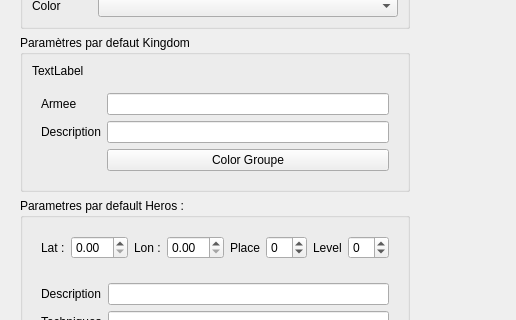
The window that python_modules/main_view/dialog_import_kingdom.ui (cyril711/git-MythicWar) describes before a commit, drawn with Qt 5; both pictures show x 0 to 516 and y 213 to 533 of the 516 by 662 pixel window.
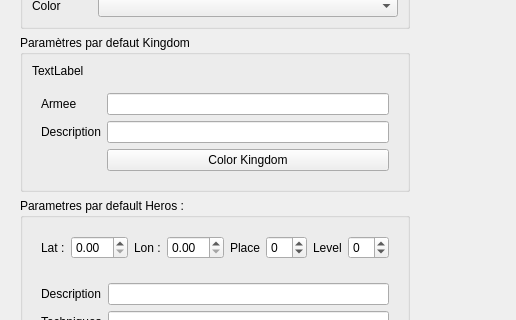
The same window after the commit.

```diff
--- a/python_modules/main_view/dialog_import_kingdom.ui
+++ b/python_modules/main_view/dialog_import_kingdom.ui
@@ -142,7 +142,7 @@
             <item row="2" column="1">
              <widget class="QPushButton" name="kingdom_couleur">
               <property name="text">
-               <string>Color Groupe</string>
+               <string>Color Kingdom</string>
               </property>
              </widget>
             </item>
```
Left out of the diff: 15 changed lines with no effect on the pictures.
